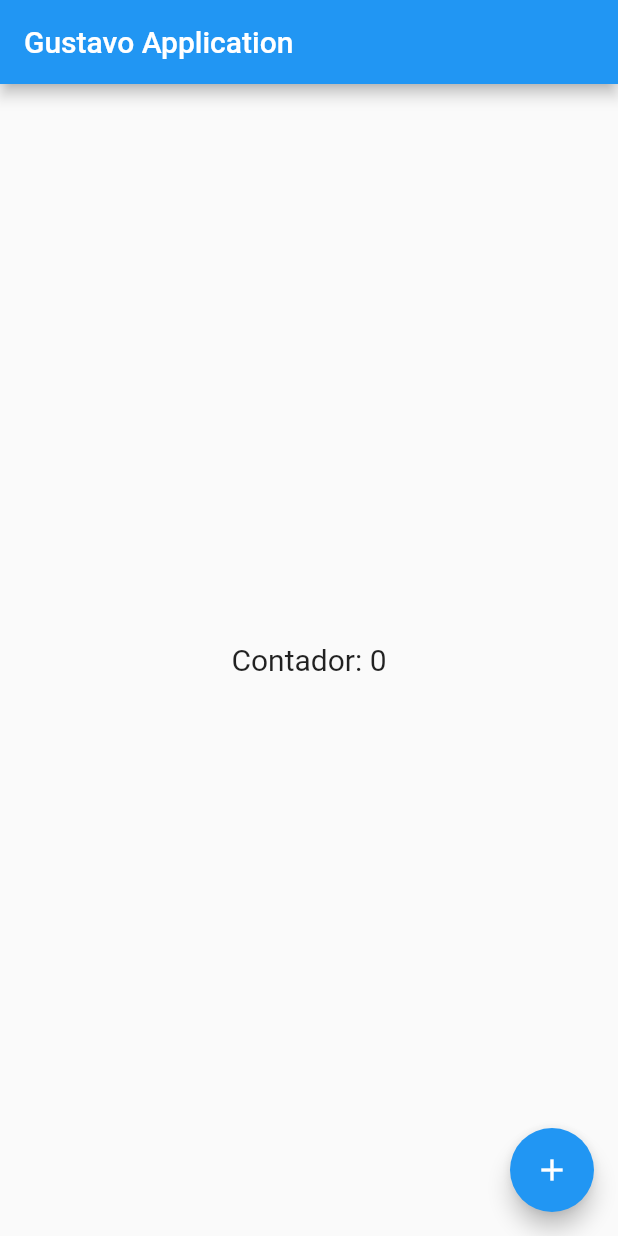
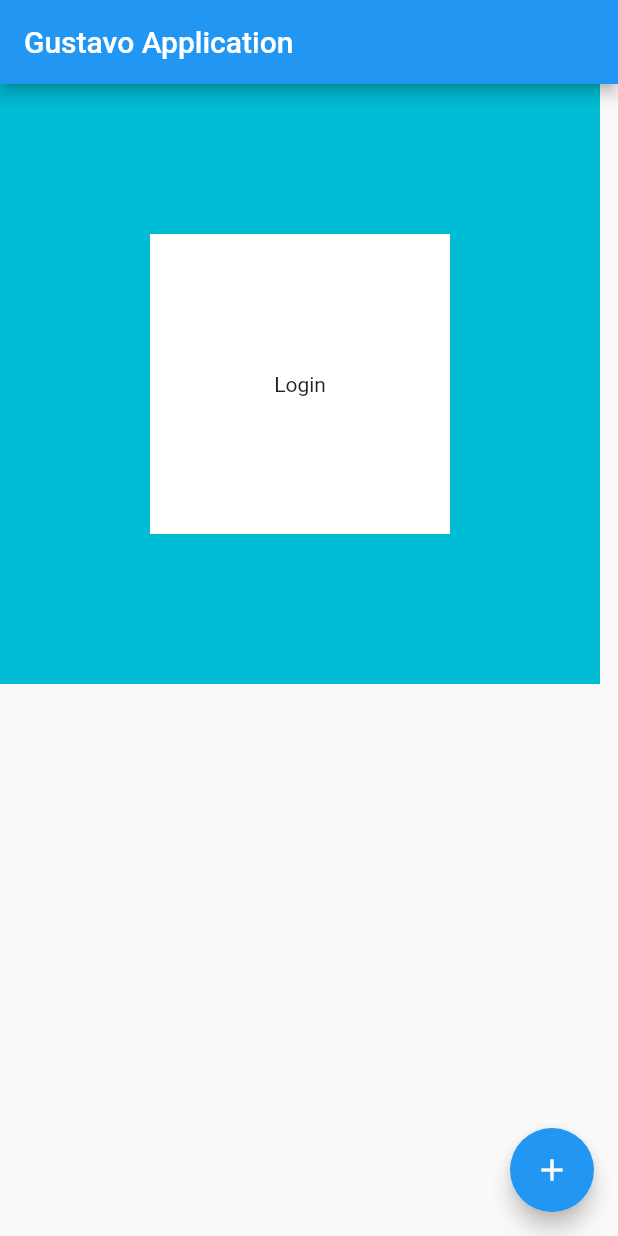
Before and after one commit to Winiast/Projeto_flutter, a Flutter app: the screen it shows after launch, on a phone screen of 412 x 824 dp. Run offline on Flutter 3.47's test engine with Material 2 defaults, Android fonts, the phone set to English and light mode, and no system bars.

Commit message:
Entendendo a containerzicao e single render e multi renders

```diff
--- a/lib/home_page.dart
+++ b/lib/home_page.dart
@@ -17,10 +17,20 @@ class HomePageState extends State<HomePage> {
     return Scaffold(
         appBar: AppBar(title: Text("Gustavo Application")),
         body: Container(
+          height: 400,
+          width: 400,
+          color: Colors.cyan,
+          child: Center(
+              child: Container(
+            height: 200,
+            width: 200,
+            color: Colors.white,
             child: Center(
-                child: GestureDetector(
-          child: Text("Contador: $contador", style: TextStyle(fontSize: 20.0)),
-        ))),
+                child: Container(
+              child: Text("Login"),
+            )),
+          )),
+        ),
         floatingActionButton: FloatingActionButton(
           onPressed: () => {
             setState(() {
```
